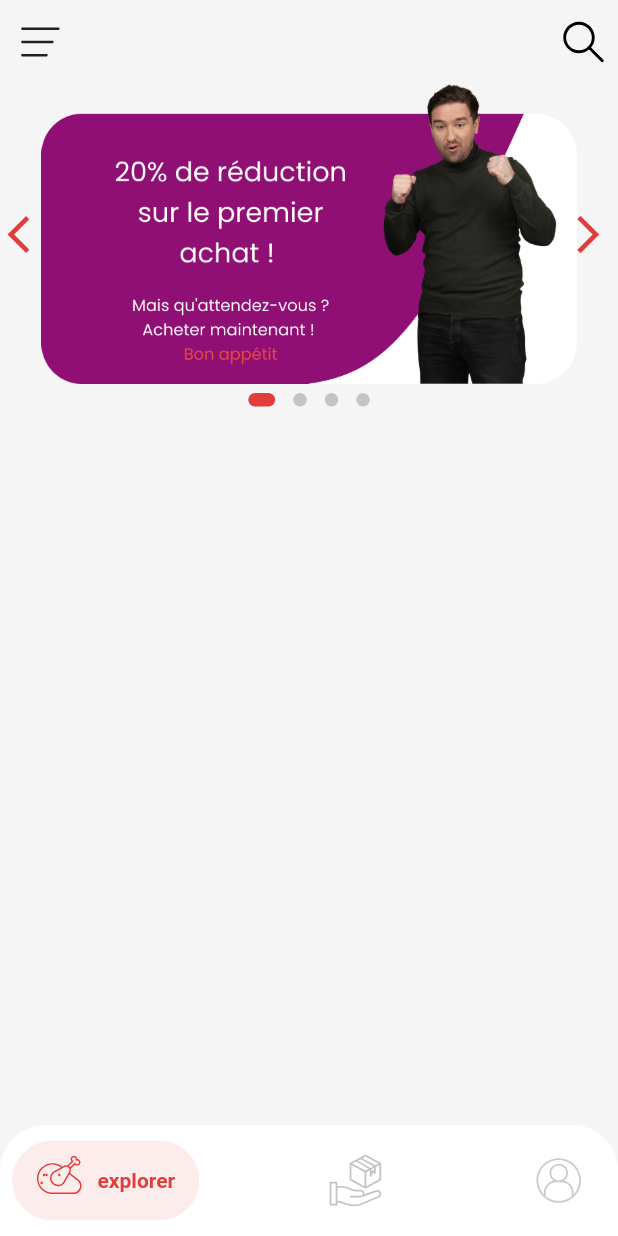
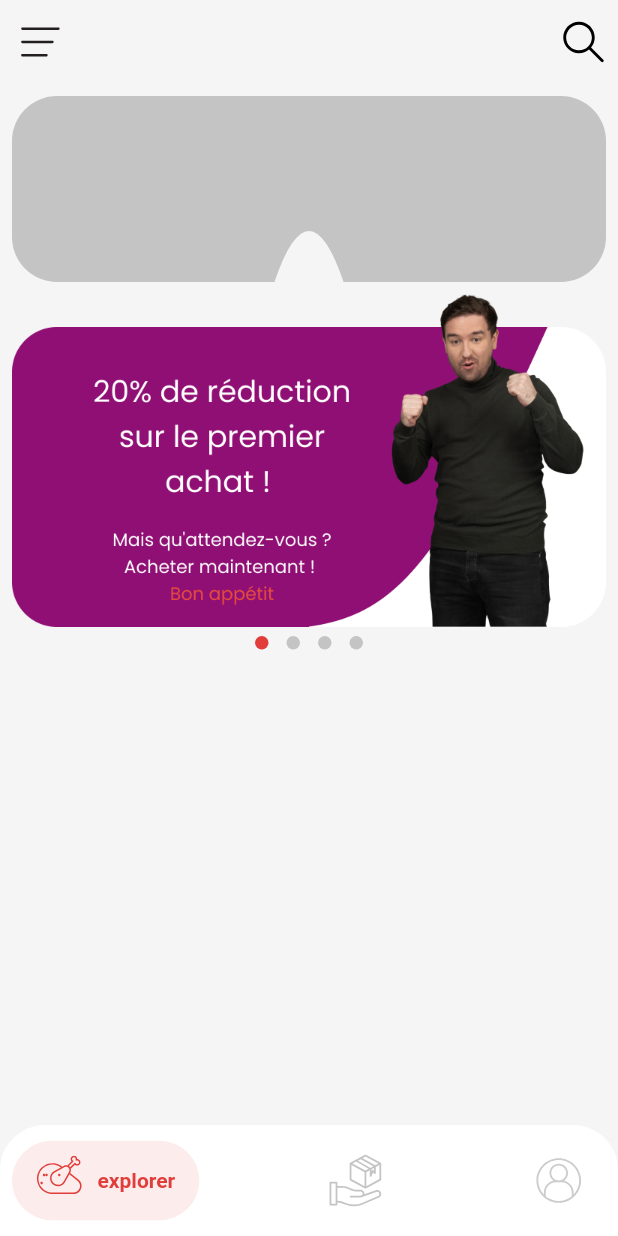
Before and after one commit to HoussemRabah/maclat, a Flutter app: the HomeScreen screen opened directly, on a phone screen of 412 x 824 dp. Run offline on Flutter 3.47's test engine with Material 2 defaults, Android fonts, the phone set to English and light mode, and no system bars; drawn by our look-alikes of card_swiper, dots_indicator, salomon_bottom_bar; our stand-ins replace flutter_custom_clippers, flutter_svg, font_awesome_flutter.

Commit message:
add clipper

```diff
--- a/lib/UI/Screens/home.dart
+++ b/lib/UI/Screens/home.dart
@@ -1,6 +1,7 @@
 import 'package:card_swiper/card_swiper.dart';
 import 'package:dots_indicator/dots_indicator.dart';
 import 'package:flutter/material.dart';
+import 'package:flutter_custom_clippers/flutter_custom_clippers.dart';
 import 'package:flutter_svg/flutter_svg.dart';
 import 'package:font_awesome_flutter/font_awesome_flutter.dart';
 import 'package:mbh/Core/constants.dart';
@@ -24,12 +25,38 @@ class _HomeScreenState extends State<HomeScreen> {
       bottomNavigationBar: bottomNavigationBarBuilder(),
       body: Column(
         children: [
+          Container(
+            width: double.infinity,
+            margin: EdgeInsets.all(8.0),
+            height: 124,
+            clipBehavior: Clip.antiAlias,
+            decoration: BoxDecoration(
+              borderRadius: radius,
+              color: greyColor,
+            ),
+            child: Stack(
+              alignment: Alignment.center,
+              children: [
+                Positioned(
+                  top: 90,
+                  child: ClipPath(
+                    clipper: OvalTopBorderClipper(),
+                    child: Container(
+                      width: 50.0,
+                      height: 50.0,
+                      color: backColor,
+                    ),
+                  ),
+                )
+              ],
+            ),
+          ),
           CardSwiper(cards: [
             CardSwip(url: "http://via.placeholder.com/300x200"),
             CardSwip(url: "http://via.placeholder.com/300x200"),
             CardSwip(url: "http://via.placeholder.com/300x200"),
             CardSwip(url: "http://via.placeholder.com/300x200"),
-          ])
+          ]),
         ],
       ),
     );
--- a/lib/UI/Widgets/cardswiper.dart
+++ b/lib/UI/Widgets/cardswiper.dart
@@ -20,12 +20,13 @@ class _CardSwiperState extends State<CardSwiper> {
     return Column(
       children: [
         Container(
-          height: 200,
+          height: 222,
           child: Swiper(
             itemBuilder: (BuildContext context, int index) {
               return new Image.asset(
                 'assets/proto/cardads1.png',
                 fit: BoxFit.scaleDown,
+                width: 300,
               );
             },
             itemCount: widget.cards.length,
@@ -34,7 +35,6 @@ class _CardSwiperState extends State<CardSwiper> {
               _index = index;
               setState(() {});
             },
-            control: new SwiperControl(color: mainColor),
           ),
         ),
         DotsIndicator(
@@ -43,10 +43,6 @@ class _CardSwiperState extends State<CardSwiper> {
           decorator: DotsDecorator(
             color: greyColor,
             activeColor: mainColor,
-            size: const Size.square(9.0),
-            activeSize: const Size(18.0, 9.0),
-            activeShape: RoundedRectangleBorder(
-                borderRadius: BorderRadius.circular(5.0)),
           ),
         )
       ],
--- a/pubspec.yaml
+++ b/pubspec.yaml
@@ -25,6 +25,7 @@ dependencies:
   salomon_bottom_bar: ^3.3.0
   card_swiper: ^2.0.3
   dots_indicator: ^2.1.0
+  flutter_custom_clippers: ^2.0.0
 
 dev_dependencies:
   flutter_test:
```
Also changed, not shown: pubspec.lock.
